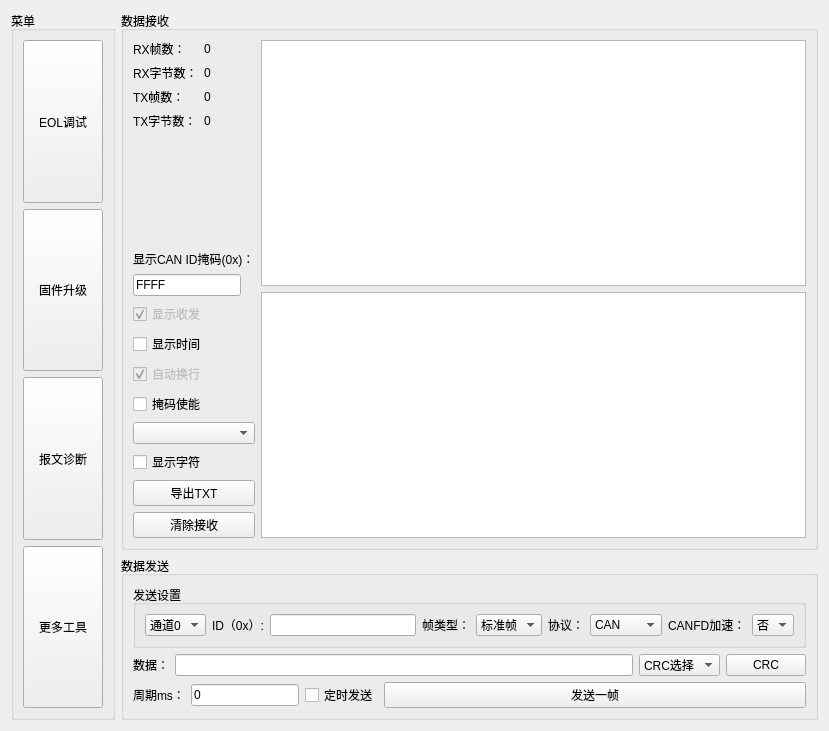
Qt form more_window/more_window.ui (aron566/EOL_CAN_Tool) before a commit.
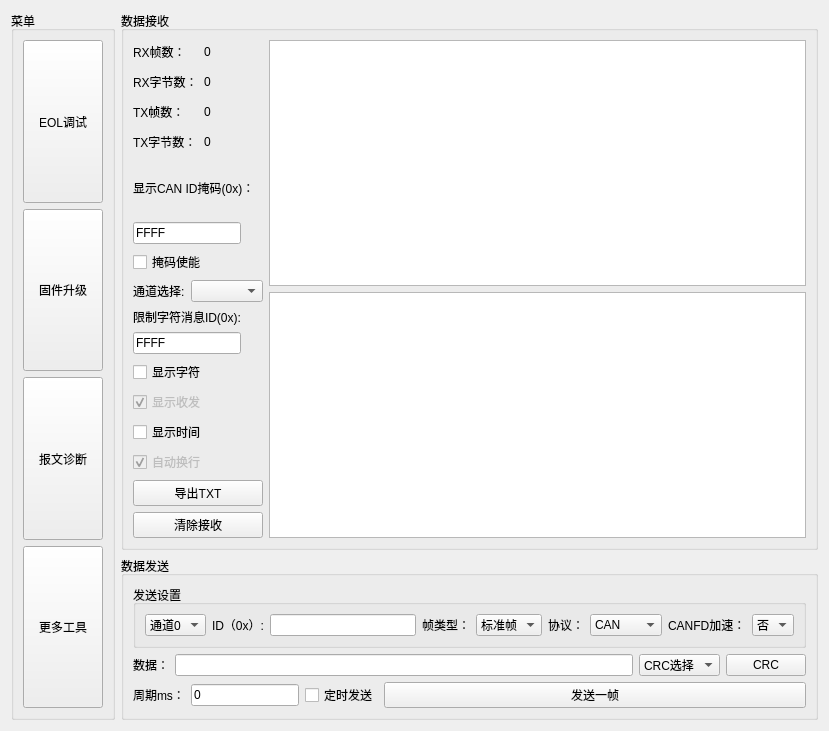
The same form after that commit.

Commit message: <feat>: <v1.0.7版本增加字符打印，canid筛选设置>

```diff
--- a/more_window/more_window.ui
+++ b/more_window/more_window.ui
@@ -86,9 +86,7 @@
      </property>
      <layout class="QGridLayout" name="gridLayout">
       <item row="0" column="0">
-       <layout class="QHBoxLayout" name="horizontalLayout_2">
-        <item>
-         <layout class="QVBoxLayout" name="verticalLayout_6">
+       <layout class="QVBoxLayout" name="verticalLayout_8">
           <item>
            <layout class="QHBoxLayout" name="horizontalLayout">
             <item>
@@ -171,19 +169,6 @@
           </item>
           <item>
            <layout class="QVBoxLayout" name="verticalLayout">
-            <item>
-             <spacer name="verticalSpacer">
-              <property name="orientation">
-               <enum>Qt::Vertical</enum>
-              </property>
-              <property name="sizeHint" stdset="0">
-               <size>
-                <width>20</width>
-                <height>40</height>
-               </size>
-              </property>
-             </spacer>
-            </item>
             <item>
              <widget class="QLabel" name="display_mask_label">
               <property name="sizePolicy">
@@ -210,8 +195,80 @@
               </property>
              </widget>
             </item>
-           </layout>
-          </item>
+          <item>
+           <widget class="QCheckBox" name="mask_en_checkBox">
+            <property name="text">
+             <string>掩码使能</string>
+            </property>
+           </widget>
+          </item>
+         </layout>
+        </item>
+        <item>
+         <layout class="QHBoxLayout" name="horizontalLayout_2">
+          <item>
+           <widget class="QLabel" name="str_channel_label">
+            <property name="sizePolicy">
+             <sizepolicy hsizetype="Preferred" vsizetype="Fixed">
+              <horstretch>0</horstretch>
+              <verstretch>0</verstretch>
+             </sizepolicy>
+            </property>
+            <property name="text">
+             <string>通道选择:</string>
+            </property>
+           </widget>
+          </item>
+          <item>
+           <widget class="QComboBox" name="display_ch_comboBox"/>
+          </item>
+         </layout>
+        </item>
+        <item>
+         <layout class="QVBoxLayout" name="verticalLayout_7">
+          <item>
+           <widget class="QLabel" name="label">
+            <property name="sizePolicy">
+             <sizepolicy hsizetype="Preferred" vsizetype="Fixed">
+              <horstretch>0</horstretch>
+              <verstretch>0</verstretch>
+             </sizepolicy>
+            </property>
+            <property name="text">
+             <string>限制字符消息ID(0x):</string>
+            </property>
+           </widget>
+          </item>
+          <item>
+           <widget class="QLineEdit" name="display_str_id_limit_lineEdit">
+            <property name="sizePolicy">
+             <sizepolicy hsizetype="Fixed" vsizetype="Fixed">
+              <horstretch>0</horstretch>
+              <verstretch>0</verstretch>
+             </sizepolicy>
+            </property>
+            <property name="text">
+             <string>FFFF</string>
+            </property>
+           </widget>
+          </item>
+         </layout>
+        </item>
+        <item>
+         <widget class="QCheckBox" name="display_str_checkBox">
+          <property name="sizePolicy">
+           <sizepolicy hsizetype="Preferred" vsizetype="Fixed">
+            <horstretch>0</horstretch>
+            <verstretch>0</verstretch>
+           </sizepolicy>
+          </property>
+          <property name="text">
+           <string>显示字符</string>
+          </property>
+         </widget>
+        </item>
+        <item>
+         <layout class="QVBoxLayout" name="verticalLayout_6">
           <item>
            <widget class="QCheckBox" name="display_direction_checkBox_2">
             <property name="enabled">
@@ -245,34 +302,23 @@
             </property>
            </widget>
           </item>
-          <item>
-           <widget class="QCheckBox" name="mask_en_checkBox">
-            <property name="text">
-             <string>掩码使能</string>
-            </property>
-           </widget>
+         </layout>
           </item>
           <item>
            <layout class="QVBoxLayout" name="verticalLayout_2">
-            <item>
-             <widget class="QComboBox" name="display_ch_comboBox"/>
-            </item>
-            <item>
-             <widget class="QCheckBox" name="display_str_checkBox">
-              <property name="text">
-               <string>显示字符</string>
-              </property>
-             </widget>
-            </item>
             <item>
              <widget class="QPushButton" name="export_txt_pushButton">
+            <property name="sizePolicy">
+             <sizepolicy hsizetype="Preferred" vsizetype="Fixed">
+              <horstretch>0</horstretch>
+              <verstretch>0</verstretch>
+             </sizepolicy>
+            </property>
               <property name="text">
                <string>导出TXT</string>
               </property>
              </widget>
             </item>
-           </layout>
-          </item>
           <item>
            <widget class="QPushButton" name="clear_pushButton">
             <property name="sizePolicy">
@@ -288,15 +334,15 @@
           </item>
          </layout>
         </item>
-        <item>
+       </layout>
+      </item>
+      <item row="0" column="1">
          <layout class="QVBoxLayout" name="verticalLayout_4">
           <item>
            <widget class="QTextEdit" name="ch1_receive_data_textEdit"/>
           </item>
           <item>
            <widget class="QTextEdit" name="ch2_receive_data_textEdit"/>
-          </item>
-         </layout>
         </item>
        </layout>
       </item>
```
Lines whose indentation alone changed are shown as unchanged. The commit also changes 6 other files.
